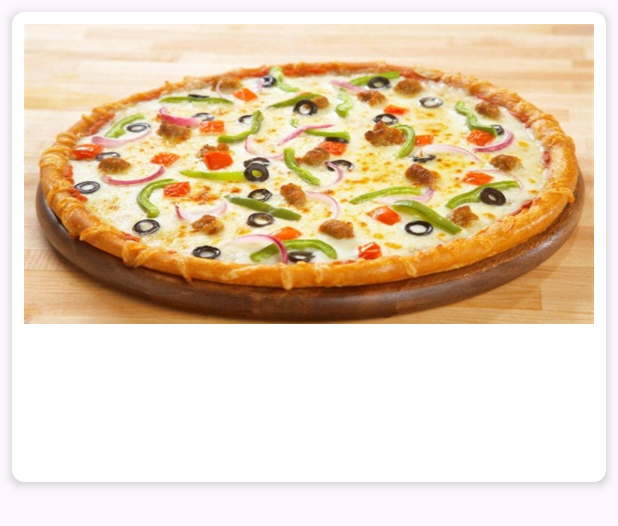
After one commit to Dumuthu2000/Food_Ordering_Mobile_app, an Android app: the layout cart_card.xml on its own in the app's theme, with its tools: preview values and no code run, on a phone screen of 412 x 824 dp. The commit adds this screen. Shown: the top 526 px of the screen. Run offline under Robolectric (Android 15) with nearby library versions, the phone set to English and light mode, and no system bars.

Commit message:
create cart

```diff
--- /dev/null
+++ b/app/src/main/res/layout/cart_card.xml
@@ -0,0 +1,55 @@
+<?xml version="1.0" encoding="utf-8"?>
+<androidx.cardview.widget.CardView xmlns:android="http://schemas.android.com/apk/res/android"
+    xmlns:app="http://schemas.android.com/apk/res-auto"
+    android:layout_width="match_parent"
+    android:layout_height="wrap_content"
+    android:layout_margin="8dp"
+    app:cardCornerRadius="8dp"
+    app:cardElevation="4dp">
+
+    <LinearLayout
+        android:layout_width="match_parent"
+        android:layout_height="wrap_content"
+        android:orientation="vertical"
+        android:padding="8dp">
+
+        <ImageView
+            android:id="@+id/imageViewItem"
+            android:layout_width="match_parent"
+            android:layout_height="200dp"
+            android:scaleType="centerCrop"
+            android:background="@drawable/pizza"/>
+
+        <TextView
+            android:id="@+id/textViewName"
+            android:layout_width="wrap_content"
+            android:layout_height="wrap_content"
+            android:textSize="16sp"
+            android:textStyle="bold"
+            android:layout_marginTop="8dp" />
+
+        <TextView
+            android:id="@+id/textViewDescription"
+            android:layout_width="wrap_content"
+            android:layout_height="wrap_content"
+            android:textSize="14sp"
+            android:layout_marginTop="4dp" />
+
+        <TextView
+            android:id="@+id/textViewPrice"
+            android:layout_width="wrap_content"
+            android:layout_height="wrap_content"
+            android:textSize="14sp"
+            android:textColor="@android:color/holo_green_dark"
+            android:layout_marginTop="4dp" />
+
+        <TextView
+            android:id="@+id/textViewAvailability"
+            android:layout_width="wrap_content"
+            android:layout_height="wrap_content"
+            android:textSize="12sp"
+            android:layout_marginTop="4dp" />
+
+    </LinearLayout>
+
+</androidx.cardview.widget.CardView>
```
Also changed, not shown: app/src/main/java/com/example/food_ordering_app/CartActivity.java (+37 -3 lines), app/src/main/java/com/example/food_ordering_app/adapter/CartItemAdapter.java (added, +60 -0 lines), app/src/main/res/layout/custom_item.xml (deleted, +0 -109 lines), app/src/main/res/drawable/pizza.jpg (added).
